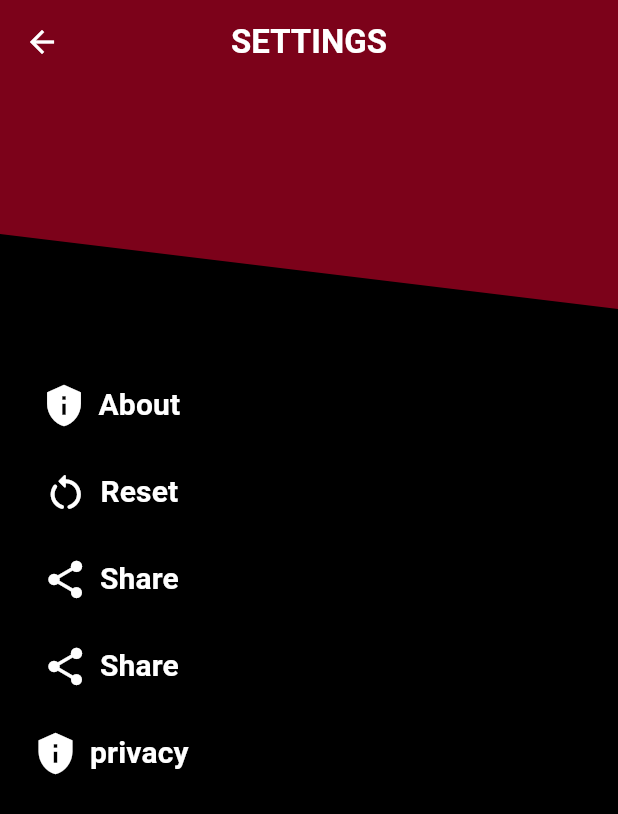
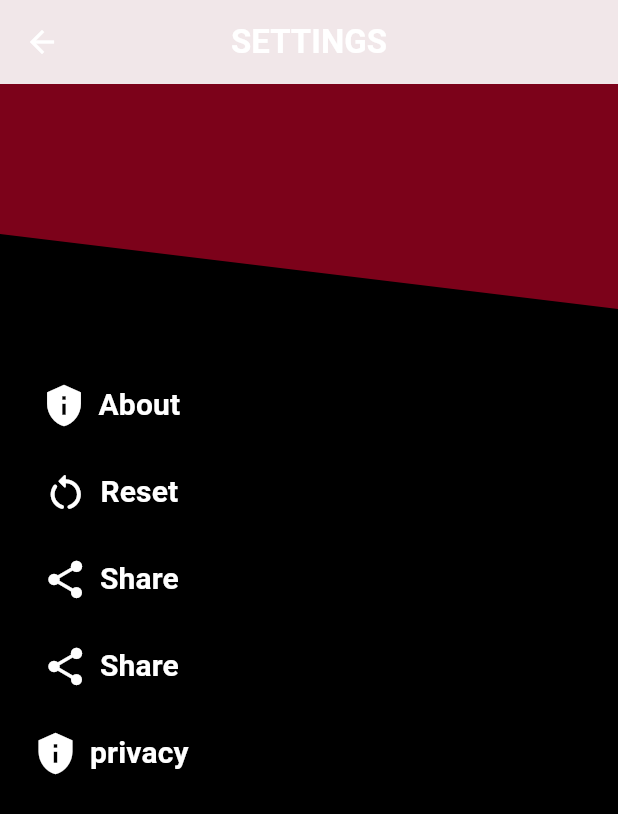
Before and after one commit to razakrazu/Spent-time, a Flutter app: the SettingsScreen screen opened directly, on a phone screen of 412 x 824 dp. Shown: the top 814 px of the screen. Run offline on Flutter 3.47's test engine with Material 3 defaults, Android fonts, the phone set to English and light mode, and no system bars; our stand-ins replace cloud_firestore, firebase_core, flutter_custom_clippers, get; accounts and stored records are empty.

```diff
--- a/lib/main.dart
+++ b/lib/main.dart
@@ -4,7 +4,6 @@ import 'package:get/get_navigation/src/root/get_material_app.dart';
 import 'package:get/get_navigation/src/routes/get_route.dart';
 import 'package:spent_time/firebase_options.dart';
 import 'package:spent_time/screens/login%20and%20singup/login_screen.dart';
-import 'package:spent_time/screens/login%20and%20singup/singup/singup_screen.dart';
 
 Future<void> main() async {
   WidgetsFlutterBinding.ensureInitialized();
--- a/lib/screens/login and singup/singup/singup_screen.dart
+++ b/lib/screens/login and singup/singup/singup_screen.dart
@@ -2,7 +2,6 @@ import 'package:flutter/material.dart';
 import 'package:flutter_custom_clippers/flutter_custom_clippers.dart';
 import 'package:get/get.dart';
 import 'package:spent_time/bottom_navigation/botton_navigation.dart';
-import 'package:spent_time/screens/login%20and%20singup/singup/controller/controller.dart';
 
 
 
@@ -26,8 +25,6 @@ class Singup_Screen extends StatelessWidget {
 
 
                         clipper: DiagonalPathClipperTwo(),
-                          // clipper: DiagonalPathClipperOne(),
-            // clipper: MultiplePointedEdgeClipper(),
 
 
 
--- a/lib/screens/my_rooms/room_details/room_details.dart
+++ b/lib/screens/my_rooms/room_details/room_details.dart
@@ -49,7 +49,7 @@ class RoomDetails extends StatelessWidget {
                    child: GridView.builder(
                            scrollDirection: Axis.horizontal,
                           itemCount: 6,
-                          gridDelegate: SliverGridDelegateWithFixedCrossAxisCount(
+                          gridDelegate:const SliverGridDelegateWithFixedCrossAxisCount(
                               crossAxisCount: 1,
                               crossAxisSpacing: 1,
                               mainAxisSpacing: 10,
@@ -59,7 +59,7 @@ class RoomDetails extends StatelessWidget {
                               width: 150,
                               decoration: BoxDecoration(
                                 borderRadius: BorderRadius.circular(20),
-                                image: DecorationImage(
+                                image:const DecorationImage(
 
 
                                   image: AssetImage('lib/assets/klglff.jpg'),fit: BoxFit.cover,)
--- a/lib/screens/settings/settings_screen.dart
+++ b/lib/screens/settings/settings_screen.dart
@@ -14,15 +14,15 @@ class SettingsScreen extends StatelessWidget {
       backgroundColor: BlackColor,
 appBar: AppBar(leading: IconButton(onPressed: (){
         Get.back();
-      }, icon: Icon(Icons.arrow_back,color: WhiteColor,)),
-      title: Text(
+      }, icon:const Icon(Icons.arrow_back,color: WhiteColor,)),
+      title:const Text(
        'SETTINGS',
              style: TextStyle(
                         color: Color.fromARGB(255, 255, 255, 255),
                    fontWeight: FontWeight.bold,
              ),
                       ),
-    centerTitle: true,backgroundColor:    const Color.fromARGB(255, 124, 2, 26),),
+    centerTitle: true,backgroundColor:    Color.fromARGB(255, 241, 231, 233),),
     body: Column(
       crossAxisAlignment: CrossAxisAlignment.start,
       children: [
@@ -44,7 +44,7 @@ appBar: AppBar(leading: IconButton(onPressed: (){
          child: Column(
           children: [
              Hight40,
-          TextButton.icon(onPressed: (){}, icon: Icon(Icons.privacy_tip,color: WhiteColor,size: 30,), label:  Text(
+          TextButton.icon(onPressed: (){}, icon:const Icon(Icons.privacy_tip,color: WhiteColor,size: 30,), label:const  Text(
          'About',
                style: TextStyle(
                           color: Color.fromARGB(255, 255, 255, 255),
@@ -53,7 +53,7 @@ appBar: AppBar(leading: IconButton(onPressed: (){
                ),
                         ),),
                         Hight10,
-                          TextButton.icon(onPressed: (){}, icon: Icon(Icons.restart_alt_rounded,color: WhiteColor,size: 30,), label:  Text(
+                          TextButton.icon(onPressed: (){}, icon:const Icon(Icons.restart_alt_rounded,color: WhiteColor,size: 30,), label: const Text(
          'Reset',
                style: TextStyle(
                           color: Color.fromARGB(255, 255, 255, 255),
@@ -62,7 +62,7 @@ appBar: AppBar(leading: IconButton(onPressed: (){
                ),
                         ),),
                         Hight10,
-                          TextButton.icon(onPressed: (){}, icon: Icon(Icons.share,color: WhiteColor,size: 30,), label:  Text(
+                          TextButton.icon(onPressed: (){}, icon:const Icon(Icons.share,color: WhiteColor,size: 30,), label:const  Text(
          'Share',
                style: TextStyle(
                           color: Color.fromARGB(255, 255, 255, 255),
@@ -72,7 +72,7 @@ appBar: AppBar(leading: IconButton(onPressed: (){
                         ),),
 
                         Hight10,
-                               TextButton.icon(onPressed: (){}, icon: Icon(Icons.share,color: WhiteColor,size: 30,), label:  Text(
+                               TextButton.icon(onPressed: (){}, icon:const Icon(Icons.share,color: WhiteColor,size: 30,), label: const Text(
          'Share',
                style: TextStyle(
                           color: Color.fromARGB(255, 255, 255, 255),
@@ -82,7 +82,7 @@ appBar: AppBar(leading: IconButton(onPressed: (){
                         ),),
                                                 Hight10,
 
-                          TextButton.icon(onPressed: (){}, icon: Icon(Icons.privacy_tip,color: WhiteColor,size: 30,), label:  Text(
+                          TextButton.icon(onPressed: (){}, icon:const Icon(Icons.privacy_tip,color: WhiteColor,size: 30,), label:const  Text(
          'privacy',
                style: TextStyle(
                           color: Color.fromARGB(255, 255, 255, 255),
```
Also changed, not shown: lib/screens/addroom_screen/addroom_screen.dart (+4 -4 lines), lib/screens/home_screen/home_screen.dart (+8 -8 lines), lib/screens/my_rooms/my_rooms.dart (+7 -7 lines).
